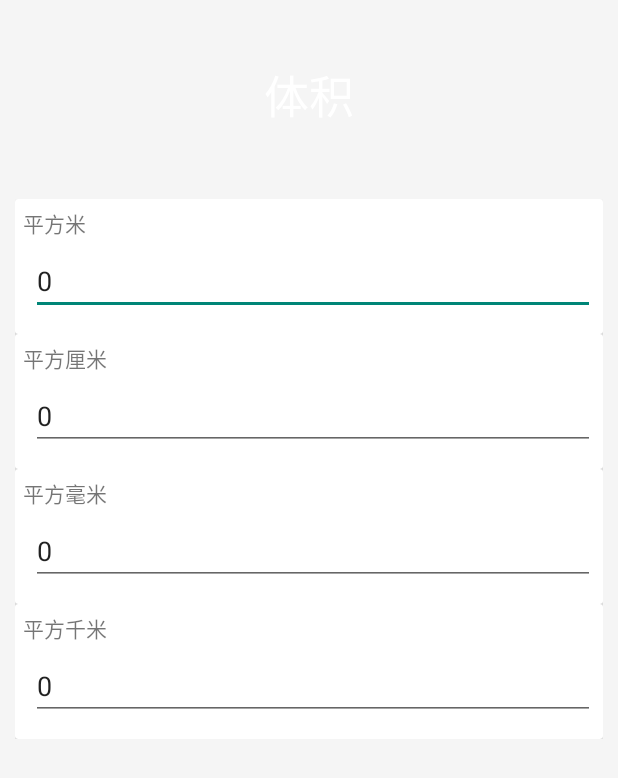
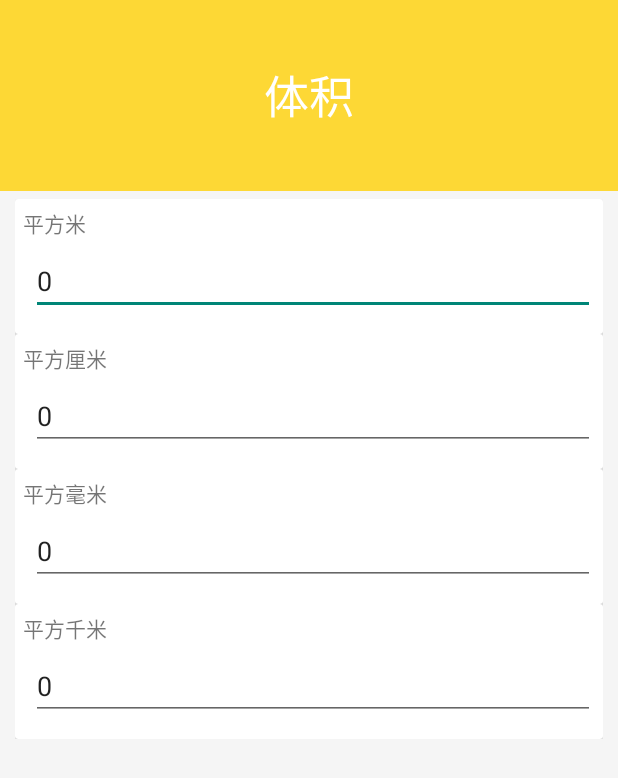
Before and after one commit to ctg168/MaterialSample, an Android app: the screen it shows after launch (MainActivity), in the side drawer, after a tap on "体积", on a phone screen of 412 x 824 dp. Shown: the top 778 px of the screen. Run offline under Robolectric (Android 15) with nearby library versions, the phone set to English and light mode, and no system bars.

Commit message:
根据不同的换算类型，设置不同的颜色，可以了。

```diff
--- a/app/src/main/java/com/terry/materialsample/BaseFragment.java
+++ b/app/src/main/java/com/terry/materialsample/BaseFragment.java
@@ -1,8 +1,93 @@
 package com.terry.materialsample;
 
+import android.app.Activity;
 import android.app.Fragment;
+import android.content.Intent;
+import android.os.Bundle;
+import android.support.annotation.Nullable;
+import android.view.LayoutInflater;
+import android.view.View;
+import android.view.ViewGroup;
 
 public class BaseFragment extends Fragment {
     public int CurrentThemeColor;
 
+    @Override
+    public void onActivityResult(int requestCode, int resultCode, Intent data) {
+        super.onActivityResult(requestCode, resultCode, data);
+        System.out.println("Terry.BaseFragment.onActivityResult");
+    }
+
+    @Override
+    public void onAttach(Activity activity) {
+        super.onAttach(activity);
+        System.out.println("Terry.BaseFragment.onAttach");
+    }
+
+    @Override
+    public void onCreate(Bundle savedInstanceState) {
+        super.onCreate(savedInstanceState);
+        System.out.println("Terry.BaseFragment.onCreate");
+    }
+
+    @Nullable
+    @Override
+    public View onCreateView(LayoutInflater inflater, ViewGroup container, Bundle savedInstanceState) {
+        System.out.println("Terry.BaseFragment.onCreateView");
+        return super.onCreateView(inflater, container, savedInstanceState);
+    }
+
+    @Override
+    public void onActivityCreated(Bundle savedInstanceState) {
+        System.out.println("Terry.BaseFragment.onActivityCreated");
+        super.onActivityCreated(savedInstanceState);
+    }
+
+    @Override
+    public void onStart() {
+        System.out.println("Terry.BaseFragment.onStart");
+        super.onStart();
+    }
+
+    @Override
+    public void onResume() {
+        System.out.println("Terry.BaseFragment.onResume");
+        super.onResume();
+    }
+
+    @Override
+    public void onPause() {
+        System.out.println("Terry.BaseFragment.onPause");
+        super.onPause();
+    }
+
+    @Override
+    public void onStop() {
+        System.out.println("Terry.BaseFragment.onStop");
+        super.onStop();
+    }
+
+    @Override
+    public void onDestroyView() {
+        System.out.println("Terry.BaseFragment.onDestroyView");
+        super.onDestroyView();
+    }
+
+    @Override
+    public void onDestroy() {
+        System.out.println("Terry.BaseFragment.onDestroy");
+        super.onDestroy();
+    }
+
+    @Override
+    public void onDetach() {
+        System.out.println("Terry.BaseFragment.onDetach");
+        super.onDetach();
+    }
+
+    @Override
+    public void onDestroyOptionsMenu() {
+        System.out.println("Terry.BaseFragment.onDestroyOptionsMenu");
+        super.onDestroyOptionsMenu();
+    }
 }
--- a/app/src/main/java/com/terry/materialsample/HuanFragment.java
+++ b/app/src/main/java/com/terry/materialsample/HuanFragment.java
@@ -44,6 +44,7 @@ public class HuanFragment extends BaseFragment {
     }
 
     public void LoadData() {
+        System.out.println("HuanFragment.LoadData");
         if (mItem.equals(getResources().getString(R.string.menu_huan_title_01))) {
             CurrentHuan = new HuanData.LengthHuan();
             CurrentThemeColor = getResources().getColor(R.color.md_deep_orange_600);
@@ -84,7 +85,7 @@ public class HuanFragment extends BaseFragment {
         if (getArguments() != null) {
             mGroup = getArguments().getString(ARG_GROUP);
             mItem = getArguments().getString(ARG_ITEM);
-            LoadData();
+
         }
     }
 
@@ -94,11 +95,18 @@ public class HuanFragment extends BaseFragment {
         View v = inflater.inflate(R.layout.fragment_huan, container, false);
         lstMain = (LinearLayout) v.findViewById(R.id.listMain);
         LoadItemList();
+
+        if (mListener != null) {
+            mListener.onFragmentInteraction(HuanFragment.this);
+            System.out.println("mListener.onFragmentInteraction(HuanFragment.this) & HuanFragment.onCreate");
+        }
         return v;
     }
 
     private void LoadItemList() {
+        System.out.println("HuanFragment.LoadItemList");
 
+        LoadData();
 
         int editorId = CurrentHuan.getTypeId();
 
@@ -133,12 +141,6 @@ public class HuanFragment extends BaseFragment {
         }
     }
 
-    // TODO: Rename method, update argument and hook method into UI event
-    public void onButtonPressed(Uri uri) {
-        if (mListener != null) {
-            mListener.onFragmentInteraction(uri);
-        }
-    }
 
     @Override
     public void onAttach(Activity activity) {
@@ -170,7 +172,7 @@ public class HuanFragment extends BaseFragment {
      */
     public interface OnFragmentInteractionListener {
         // TODO: Update argument type and name
-        public void onFragmentInteraction(Uri uri);
+        public void onFragmentInteraction(HuanFragment sender);
     }
 
 }
--- a/app/src/main/java/com/terry/materialsample/MainActivity.java
+++ b/app/src/main/java/com/terry/materialsample/MainActivity.java
@@ -44,16 +44,17 @@ public class MainActivity extends AppCompatActivity implements HuanFragment.OnFr
     }
 
     private void doDrawerthing(MenuItem menuItem) {
-        View titleArea = findViewById(R.id.title_area);
+
 
         if (menuItem.getGroupId() == R.id.menu_group_huan) {
 
             HuanFragment huanFragment = HuanFragment.newInstance("huan", menuItem.getTitle().toString());
             this.getFragmentManager().beginTransaction().replace(R.id.contentPanel, huanFragment).commit();
             //titleArea.setBackgroundColor(getResources().getColor(R.color.md_amber_300));
-            titleArea.setBackgroundColor(huanFragment.CurrentThemeColor);
+            //huanFragment.LoadData();
+
         } else if (menuItem.getGroupId() == R.id.menu_group_dui) {
-            titleArea.setBackgroundColor(getResources().getColor(R.color.md_deep_orange_600));
+            findViewById(R.id.title_area).setBackgroundColor(getResources().getColor(R.color.md_deep_orange_600));
         }
     }
 
@@ -79,8 +80,10 @@ public class MainActivity extends AppCompatActivity implements HuanFragment.OnFr
         return super.onOptionsItemSelected(item);
     }
 
+
     @Override
-    public void onFragmentInteraction(Uri uri) {
-
+    public void onFragmentInteraction(HuanFragment sender) {
+        View titleArea = findViewById(R.id.title_area);
+        titleArea.setBackgroundColor(sender.CurrentThemeColor);
     }
 }
```
